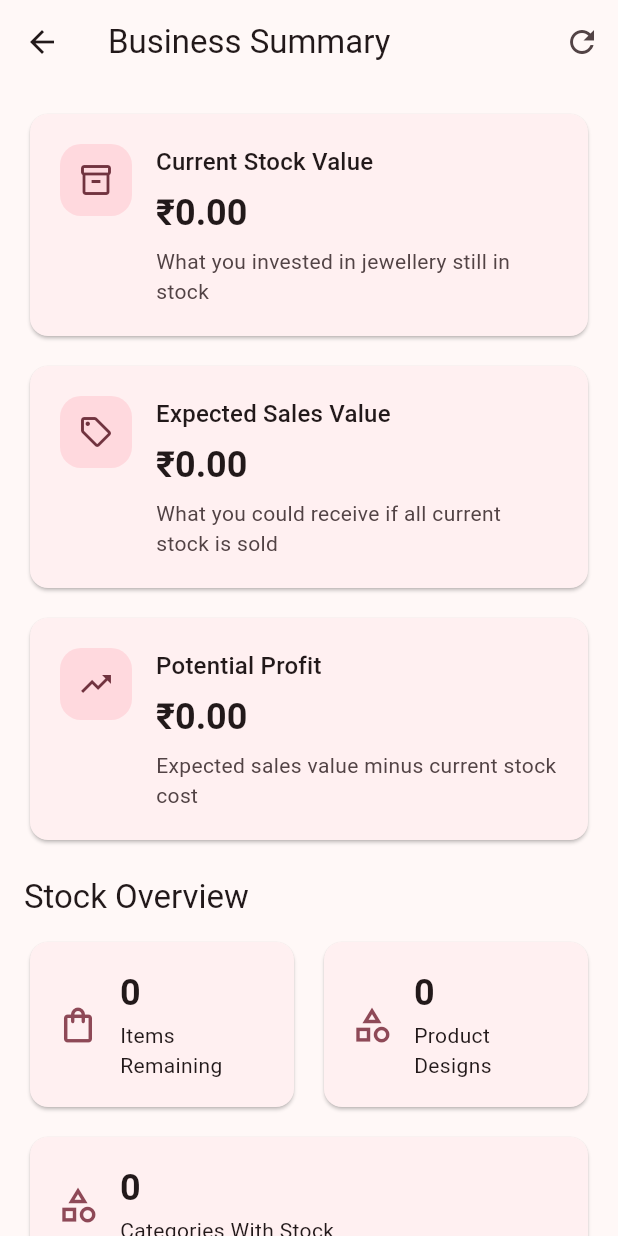
After one commit to saiios/jewellery_business_manager, a Flutter app: the screen it shows after launch, after a tap on the "analytics" icon, on a phone screen of 412 x 824 dp. The commit adds this screen. Run offline on Flutter 3.47's test engine with Material 3 defaults, Android fonts, the phone set to English and light mode, and no system bars; our stand-ins replace image_picker, share_plus, supabase_flutter, video_player; accounts and stored records are empty.

Commit message:
business summary basic

```diff
--- a/lib/main.dart
+++ b/lib/main.dart
@@ -3,7 +3,6 @@ import 'package:jewel_admin/screens/product_list_screen.dart';
 import 'package:supabase_flutter/supabase_flutter.dart';
 
 import 'repositories/product_repository.dart';
-import 'screens/add_product_screen.dart';
 
 Future<void> main() async {
   WidgetsFlutterBinding.ensureInitialized();
@@ -30,9 +29,7 @@ class JewelAdminApp extends StatelessWidget {
       debugShowCheckedModeBanner: false,
       title: 'Jewel Admin',
       theme: ThemeData(useMaterial3: true, colorSchemeSeed: Colors.pink),
-      home: ProductListScreen(
-        repository: ProductRepository(Supabase.instance.client),
-      ),
+      home: ProductListScreen(repository: repository),
     );
   }
 }
--- /dev/null
+++ b/lib/models/inventory_summary.dart
@@ -0,0 +1,17 @@
+class InventorySummary {
+  final double currentStockPurchaseValue;
+  final double expectedSalesValue;
+  final double potentialProfit;
+  final int itemsRemaining;
+  final int productDesigns;
+  final int categories;
+
+  const InventorySummary({
+    required this.currentStockPurchaseValue,
+    required this.expectedSalesValue,
+    required this.potentialProfit,
+    required this.itemsRemaining,
+    required this.productDesigns,
+    required this.categories,
+  });
+}
--- a/lib/models/product.dart
+++ b/lib/models/product.dart
@@ -46,7 +46,8 @@ class Product {
 
   Map<String, dynamic> toInsertMap() {
     return {
-      'item_code': itemCode,
+      // Do NOT send item_code.
+      // Supabase generates JW-XXXX automatically.
       'product_name': productName,
       'category': category,
       'image_url': imageUrl,
--- a/lib/repositories/product_repository.dart
+++ b/lib/repositories/product_repository.dart
@@ -1,3 +1,4 @@
+import 'package:jewel_admin/models/inventory_summary.dart';
 import 'package:jewel_admin/services/storage_service.dart';
 import 'package:supabase_flutter/supabase_flutter.dart';
 
@@ -76,18 +77,53 @@ class ProductRepository {
     return Product.fromMap(response);
   }
 
+  Future<InventorySummary> getInventorySummary() async {
+    final response = await supabase
+        .from('products')
+        .select('purchase_price, selling_price, quantity, category');
+
+    final products = response as List;
+
+    double currentStockPurchaseValue = 0;
+    double expectedSalesValue = 0;
+    int itemsRemaining = 0;
+
+    final categoriesWithStock = <String>{};
+
+    for (final item in products) {
+      final purchasePrice = (item['purchase_price'] as num).toDouble();
+      final sellingPrice = (item['selling_price'] as num).toDouble();
+      final quantity = item['quantity'] as int;
+      final category = item['category'] as String;
+
+      if (quantity > 0) {
+        currentStockPurchaseValue += purchasePrice * quantity;
+        expectedSalesValue += sellingPrice * quantity;
+        itemsRemaining += quantity;
+
+        categoriesWithStock.add(category);
+      }
+    }
+
+    return InventorySummary(
+      currentStockPurchaseValue: currentStockPurchaseValue,
+      expectedSalesValue: expectedSalesValue,
+      potentialProfit: expectedSalesValue - currentStockPurchaseValue,
+      itemsRemaining: itemsRemaining,
+      productDesigns: products.length,
+      categories: categoriesWithStock.length,
+    );
+  }
+
   Future<void> deleteProduct(String id) async {
     final product = await getProduct(id);
 
     final storageService = StorageService(supabase);
 
-    // Delete image from Storage if it exists.
     await storageService.deleteProductMedia(product.imageUrl);
 
-    // Delete video from Storage if it exists.
     await storageService.deleteProductMedia(product.videoUrl);
 
-    // Finally delete the database record.
     await supabase.from('products').delete().eq('id', id);
   }
 }
--- a/lib/screens/add_product_screen.dart
+++ b/lib/screens/add_product_screen.dart
@@ -27,7 +27,6 @@ class _AddProductScreenState extends State<AddProductScreen> {
   File? _selectedImage;
   File? _selectedVideo;
   bool _isSaving = false;
-  final TextEditingController _itemCodeController = TextEditingController();
 
   String _selectedCategory = 'Other';
   static const List<String> _categories = [
@@ -51,7 +50,6 @@ class _AddProductScreenState extends State<AddProductScreen> {
     _purchasePriceController.dispose();
     _sellingPriceController.dispose();
     _quantityController.dispose();
-    _itemCodeController.dispose();
     super.dispose();
   }
 
@@ -229,7 +227,7 @@ class _AddProductScreenState extends State<AddProductScreen> {
     try {
       final product = Product(
         id: '',
-        itemCode: _itemCodeController.text.trim().toUpperCase(),
+        itemCode: '',
         category: _selectedCategory,
         productName: _productNameController.text.trim(),
         purchasePrice: double.parse(_purchasePriceController.text.trim()),
@@ -240,6 +238,7 @@ class _AddProductScreenState extends State<AddProductScreen> {
         updatedAt: DateTime.now(),
       );
 
+      // Supabase automatically generates the item code.
       final createdProduct = await widget.repository.createProduct(product);
 
       final storageService = StorageService(widget.repository.supabase);
@@ -272,10 +271,7 @@ class _AddProductScreenState extends State<AddProductScreen> {
 
       if (!mounted) return;
 
-      ScaffoldMessenger.of(context).showSnackBar(
-        const SnackBar(content: Text('Product added successfully')),
-      );
-
+      // Return true so ProductListScreen automatically refreshes.
       Navigator.of(context).pop(true);
     } catch (error) {
       if (!mounted) return;
@@ -384,24 +380,6 @@ class _AddProductScreenState extends State<AddProductScreen> {
                 ),
               ],
               TextFormField(
-                controller: _itemCodeController,
-                textCapitalization: TextCapitalization.characters,
-                decoration: const InputDecoration(
-                  labelText: 'Item Code',
-                  hintText: 'Example: JH-0001',
-                  border: OutlineInputBorder(),
-                ),
-                validator: (value) {
-                  final code = value?.trim() ?? '';
-
-                  if (code.isEmpty) {
-                    return 'Please enter item code';
-                  }
-
-                  return null;
-                },
-              ),
-              TextFormField(
                 controller: _productNameController,
                 textCapitalization: TextCapitalization.sentences,
                 decoration: const InputDecoration(
--- /dev/null
+++ b/lib/screens/business_summary_screen.dart
@@ -0,0 +1,271 @@
+import 'package:flutter/material.dart';
+
+import '../models/inventory_summary.dart';
+import '../repositories/product_repository.dart';
+
+class BusinessSummaryScreen extends StatefulWidget {
+  final ProductRepository repository;
+
+  const BusinessSummaryScreen({super.key, required this.repository});
+
+  @override
+  State<BusinessSummaryScreen> createState() => _BusinessSummaryScreenState();
+}
+
+class _BusinessSummaryScreenState extends State<BusinessSummaryScreen> {
+  InventorySummary? _summary;
+  bool _isLoading = true;
+  String? _errorMessage;
+
+  @override
+  void initState() {
+    super.initState();
+    _loadSummary();
+  }
+
+  Future<void> _loadSummary() async {
+    setState(() {
+      _isLoading = true;
+      _errorMessage = null;
+    });
+
+    try {
+      final summary = await widget.repository.getInventorySummary();
+
+      if (!mounted) return;
+
+      setState(() {
+        _summary = summary;
+        _isLoading = false;
+      });
+    } catch (e) {
+      if (!mounted) return;
+
+      setState(() {
+        _isLoading = false;
+        _errorMessage = 'Unable to load business summary.';
+      });
+    }
+  }
+
+  String _formatAmount(double amount) {
+    return '₹${amount.toStringAsFixed(2)}';
+  }
+
+  @override
+  Widget build(BuildContext context) {
+    return Scaffold(
+      appBar: AppBar(
+        title: const Text('Business Summary'),
+        actions: [
+          IconButton(
+            onPressed: _isLoading ? null : _loadSummary,
+            tooltip: 'Refresh',
+            icon: const Icon(Icons.refresh),
+          ),
+        ],
+      ),
+      body: RefreshIndicator(onRefresh: _loadSummary, child: _buildBody()),
+    );
+  }
+
+  Widget _buildBody() {
+    if (_isLoading && _summary == null) {
+      return const Center(child: CircularProgressIndicator());
+    }
+
+    if (_errorMessage != null && _summary == null) {
+      return ListView(
+        physics: const AlwaysScrollableScrollPhysics(),
+        padding: const EdgeInsets.all(24),
+        children: [
+          const SizedBox(height: 100),
+          Icon(
+            Icons.error_outline,
+            size: 48,
+            color: Theme.of(context).colorScheme.error,
+          ),
+          const SizedBox(height: 16),
+          Center(child: Text(_errorMessage!, textAlign: TextAlign.center)),
+          const SizedBox(height: 16),
+          Center(
+            child: FilledButton.icon(
+              onPressed: _loadSummary,
+              icon: const Icon(Icons.refresh),
+              label: const Text('Try Again'),
+            ),
+          ),
+        ],
+      );
+    }
+
+    final summary = _summary!;
+
+    return ListView(
+      physics: const AlwaysScrollableScrollPhysics(),
+      padding: const EdgeInsets.all(16),
+      children: [
+        _buildMainMoneyCard(
+          title: 'Current Stock Value',
+          amount: _formatAmount(summary.currentStockPurchaseValue),
+          subtitle: 'What you invested in jewellery still in stock',
+          icon: Icons.inventory_2_outlined,
+        ),
+        const SizedBox(height: 12),
+        _buildMainMoneyCard(
+          title: 'Expected Sales Value',
+          amount: _formatAmount(summary.expectedSalesValue),
+          subtitle: 'What you could receive if all current stock is sold',
+          icon: Icons.sell_outlined,
+        ),
+        const SizedBox(height: 12),
+        _buildMainMoneyCard(
+          title: 'Potential Profit',
+          amount: _formatAmount(summary.potentialProfit),
+          subtitle: 'Expected sales value minus current stock cost',
+          icon: Icons.trending_up,
+        ),
+        const SizedBox(height: 20),
+        Text('Stock Overview', style: Theme.of(context).textTheme.titleLarge),
+        const SizedBox(height: 12),
+        Row(
+          children: [
+            Expanded(
+              child: _buildOverviewCard(
+                icon: Icons.shopping_bag_outlined,
+                value: summary.itemsRemaining.toString(),
+                label: 'Items Remaining',
+              ),
+            ),
+            const SizedBox(width: 12),
+            Expanded(
+              child: _buildOverviewCard(
+                icon: Icons.category_outlined,
+                value: summary.productDesigns.toString(),
+                label: 'Product Designs',
+              ),
+            ),
+          ],
+        ),
+        const SizedBox(height: 12),
+        _buildOverviewCard(
+          icon: Icons.category_outlined,
+          value: summary.categories.toString(),
+          label: 'Categories With Stock',
+          fullWidth: true,
+        ),
+        const SizedBox(height: 24),
+        _buildInfoCard(),
+      ],
+    );
+  }
+
+  Widget _buildMainMoneyCard({
+    required String title,
+    required String amount,
+    required String subtitle,
+    required IconData icon,
+  }) {
+    final colorScheme = Theme.of(context).colorScheme;
+
+    return Card(
+      child: Padding(
+        padding: const EdgeInsets.all(20),
+        child: Row(
+          crossAxisAlignment: CrossAxisAlignment.start,
+          children: [
+            Container(
+              width: 48,
+              height: 48,
+              decoration: BoxDecoration(
+                color: colorScheme.primaryContainer,
+                borderRadius: BorderRadius.circular(14),
+              ),
+              child: Icon(icon, color: colorScheme.onPrimaryContainer),
+            ),
+            const SizedBox(width: 16),
+            Expanded(
+              child: Column(
+                crossAxisAlignment: CrossAxisAlignment.start,
+                children: [
+                  Text(title, style: Theme.of(context).textTheme.titleMedium),
+                  const SizedBox(height: 6),
+                  Text(
+                    amount,
+                    style: Theme.of(context).textTheme.headlineSmall?.copyWith(
+                      fontWeight: FontWeight.bold,
+                    ),
+                  ),
+                  const SizedBox(height: 6),
+                  Text(
+                    subtitle,
+                    style: Theme.of(context).textTheme.bodyMedium?.copyWith(
+                      color: colorScheme.onSurfaceVariant,
+                    ),
+                  ),
+                ],
+              ),
+            ),
+          ],
+        ),
+      ),
+    );
+  }
+
+  Widget _buildOverviewCard({
+    required IconData icon,
+    required String value,
+    required String label,
+    bool fullWidth = false,
+  }) {
+    return Card(
+      child: Padding(
+        padding: const EdgeInsets.all(18),
+        child: Row(
+          children: [
+            Icon(icon, size: 28, color: Theme.of(context).colorScheme.primary),
+            const SizedBox(width: 14),
+            Expanded(
+              child: Column(
+                crossAxisAlignment: CrossAxisAlignment.start,
+                children: [
+                  Text(
+                    value,
+                    style: Theme.of(context).textTheme.headlineSmall?.copyWith(
+                      fontWeight: FontWeight.bold,
+                    ),
+                  ),
+                  const SizedBox(height: 2),
+                  Text(label, style: Theme.of(context).textTheme.bodyMedium),
+                ],
+              ),
+            ),
+          ],
+        ),
+      ),
+    );
+  }
+
+  Widget _buildInfoCard() {
+    return Card(
+      color: Theme.of(context).colorScheme.surfaceContainerHighest,
+      child: const Padding(
+        padding: EdgeInsets.all(16),
+        child: Row(
+          crossAxisAlignment: CrossAxisAlignment.start,
+          children: [
+            Icon(Icons.info_outline),
+            SizedBox(width: 12),
+            Expanded(
+              child: Text(
+                'This summary shows the value of jewellery currently in stock. '
+                'Sales, expenses and actual profit will be added when those '
+                'features are implemented.',
+              ),
+            ),
+          ],
+        ),
+      ),
+    );
+  }
+}
--- a/lib/screens/product_list_screen.dart
+++ b/lib/screens/product_list_screen.dart
@@ -1,5 +1,6 @@
 import 'package:cached_network_image/cached_network_image.dart';
 import 'package:flutter/material.dart';
+import 'package:jewel_admin/screens/business_summary_screen.dart';
 import 'package:jewel_admin/screens/edit_product_screen.dart';
 import 'package:jewel_admin/screens/product_details_screen.dart';
 import 'package:jewel_admin/services/whatsapp_service.dart';
@@ -193,6 +194,19 @@ class _ProductListScreenState extends State<ProductListScreen> {
                 },
               ),
             ],
+          ),
+          IconButton(
+            tooltip: 'Business Summary',
+            onPressed: () async {
+              await Navigator.push(
+                context,
+                MaterialPageRoute(
+                  builder: (context) =>
+                      BusinessSummaryScreen(repository: widget.repository),
+                ),
+              );
+            },
+            icon: const Icon(Icons.analytics_outlined),
           ),
           IconButton(
             tooltip: 'Refresh',
```
